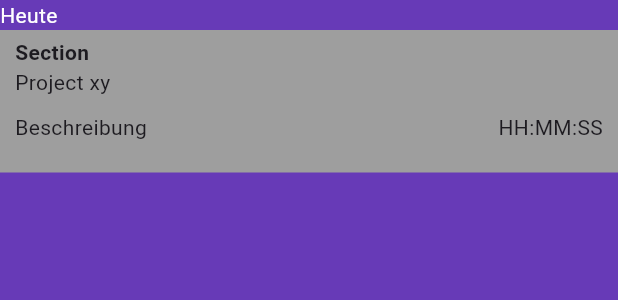
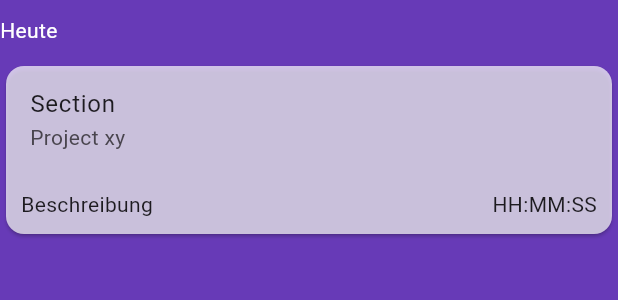
Before and after one commit to TimeGuardSolutions/ChronoKeeper, a Flutter app: the DayWidget widget shown alone on an empty page, opened directly, on a phone screen of 412 x 824 dp. Shown: the top 300 px of the screen. Run offline on Flutter 3.47's test engine with Material 3 defaults, Android fonts, the phone set to English and light mode, and no system bars; missing offline and left inert: footer.

Commit message:
modified the DayWidget

```diff
--- a/lib/day_widget.dart
+++ b/lib/day_widget.dart
@@ -10,23 +10,28 @@ class DayWidget extends StatelessWidget {
     return Column(
         crossAxisAlignment: CrossAxisAlignment.start,
         children: <Widget>[
-          Text(
-            date,
-            style: const TextStyle(color: Colors.white),
+          Container(
+            margin: const EdgeInsets.symmetric(vertical: 10.0),
+            child: Text(
+              date,
+              style: const TextStyle(color: Colors.white),
+            ),
           ),
-          Container(
-            color: Colors.grey,
-            padding: const EdgeInsets.fromLTRB(10.0, 5.0, 10.0, 20.0),
-            child: const Column(
+          const Card(
+            color: Colors.white70,
+            child: Column(
               crossAxisAlignment: CrossAxisAlignment.start,
               children: <Widget>[
-                Text('Section', style: TextStyle(fontWeight: FontWeight.bold)),
-                Text('Project xy'),
-                SizedBox(height: 10.0),
-                Row(
-                  mainAxisAlignment: MainAxisAlignment.spaceBetween,
-                  children: <Widget>[Text('Beschreibung'), Text('HH:MM:SS')],
-                )
+                ListTile(title: Text('Section'), subtitle: Text('Project xy')),
+                Padding(
+                    padding: EdgeInsets.all(10.0),
+                    child: Row(
+                      mainAxisAlignment: MainAxisAlignment.spaceBetween,
+                      children: <Widget>[
+                        Text('Beschreibung'),
+                        Text('HH:MM:SS')
+                      ],
+                    ))
               ],
             ),
           ),
--- a/lib/tracking_body.dart
+++ b/lib/tracking_body.dart
@@ -22,7 +22,7 @@ class _TrackingBodyState extends State<TrackingBody> {
             child: const TrackingFooter()),
         children: const <Widget>[
           Padding(
-            padding: EdgeInsets.symmetric(vertical: 40.0, horizontal: 10.0),
+            padding: EdgeInsets.symmetric(vertical: 20.0, horizontal: 10.0),
             child: Column(
               crossAxisAlignment: CrossAxisAlignment.start,
               children: <Widget>[
```
